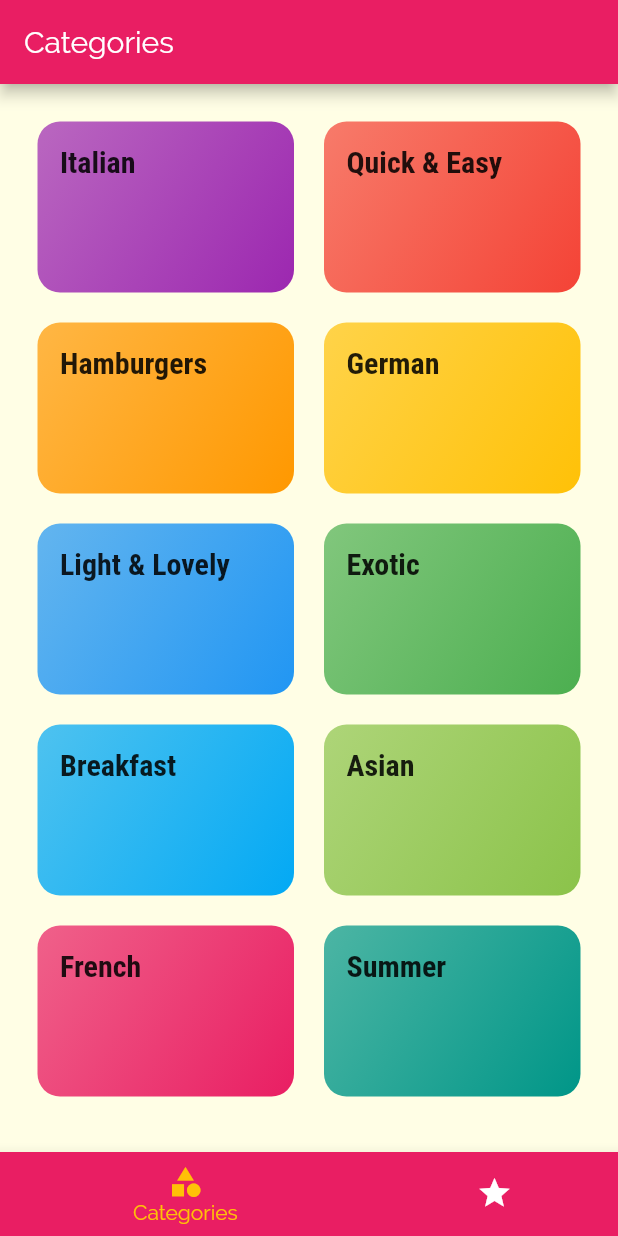
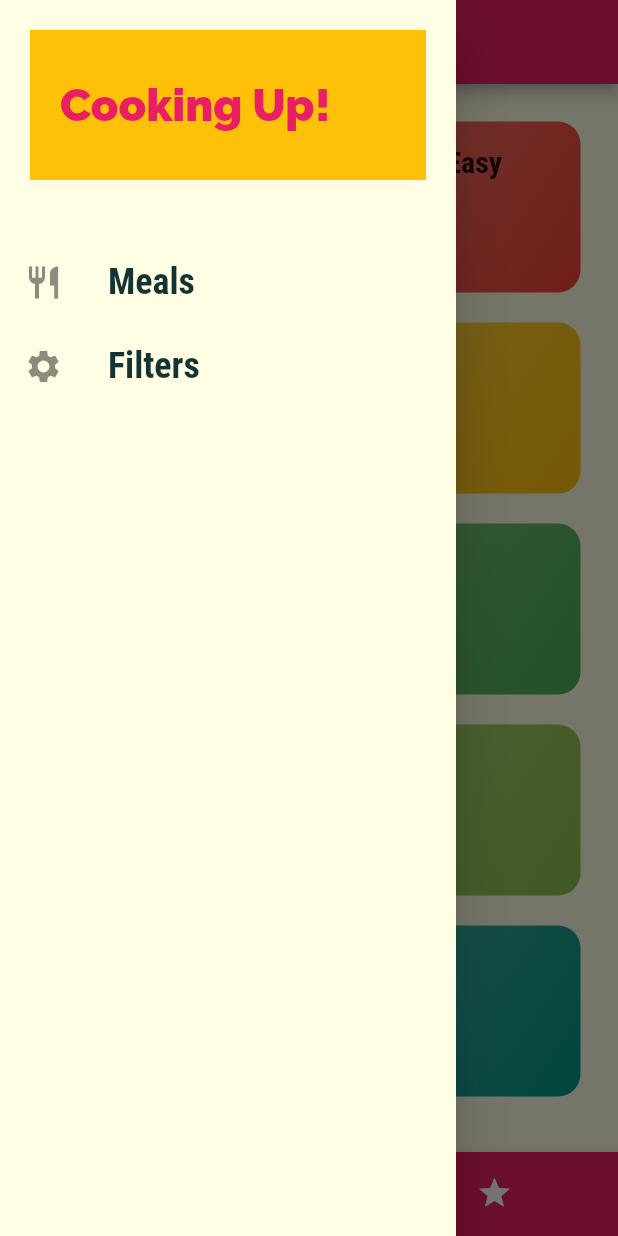
Before and after one commit to Injamuri-Krutika/YummyTummy, a Flutter app: the screen it shows after launch, with the side drawer open (before the commit the screen has no drawer), on a phone screen of 412 x 824 dp. Run offline on Flutter 3.47's test engine with Material 2 defaults, Android fonts, the phone set to English and light mode, and no system bars.

Commit message:
Hamburger it!

```diff
--- a/lib/screens/tabs_screen.dart
+++ b/lib/screens/tabs_screen.dart
@@ -1,6 +1,7 @@
 import 'package:flutter/material.dart';
 import './categories_screen.dart';
 import './fav_screen.dart';
+import '../widgets/main_drawer.dart';
 
 class TabsScreen extends StatefulWidget {
   @override
@@ -25,6 +26,7 @@ class _TabsScreenState extends State<TabsScreen> {
       appBar: AppBar(
         title: Text(_pages[_selectedPageIndex]["title"]),
       ),
+      drawer: MainDrawer(),
       body: _pages[_selectedPageIndex]["page"],
       bottomNavigationBar: BottomNavigationBar(
         onTap: _selectPage,
--- /dev/null
+++ b/lib/widgets/main_drawer.dart
@@ -0,0 +1,42 @@
+import 'package:flutter/material.dart';
+
+class MainDrawer extends StatelessWidget {
+  Widget _buildListTile(String title, IconData icon) {
+    return ListTile(
+      onTap: () {},
+      leading: Icon(icon, size: 26),
+      title: Text(
+        title,
+        style: TextStyle(
+            fontFamily: "RobotoCondensed",
+            fontSize: 24,
+            fontWeight: FontWeight.bold),
+      ),
+    );
+  }
+
+  @override
+  Widget build(BuildContext context) {
+    return Drawer(
+        child: Column(children: [
+      Container(
+        child: Text(
+          "Cooking Up!",
+          style: TextStyle(
+              fontWeight: FontWeight.w900,
+              fontSize: 30,
+              color: Theme.of(context).primaryColor),
+        ),
+        height: 100,
+        width: double.infinity,
+        padding: EdgeInsets.all(20),
+        margin: EdgeInsets.all(20),
+        alignment: Alignment.centerLeft,
+        color: Theme.of(context).accentColor,
+      ),
+      SizedBox(height: 20),
+      _buildListTile("Meals", Icons.restaurant),
+      _buildListTile("Filters", Icons.settings)
+    ]));
+  }
+}
```
